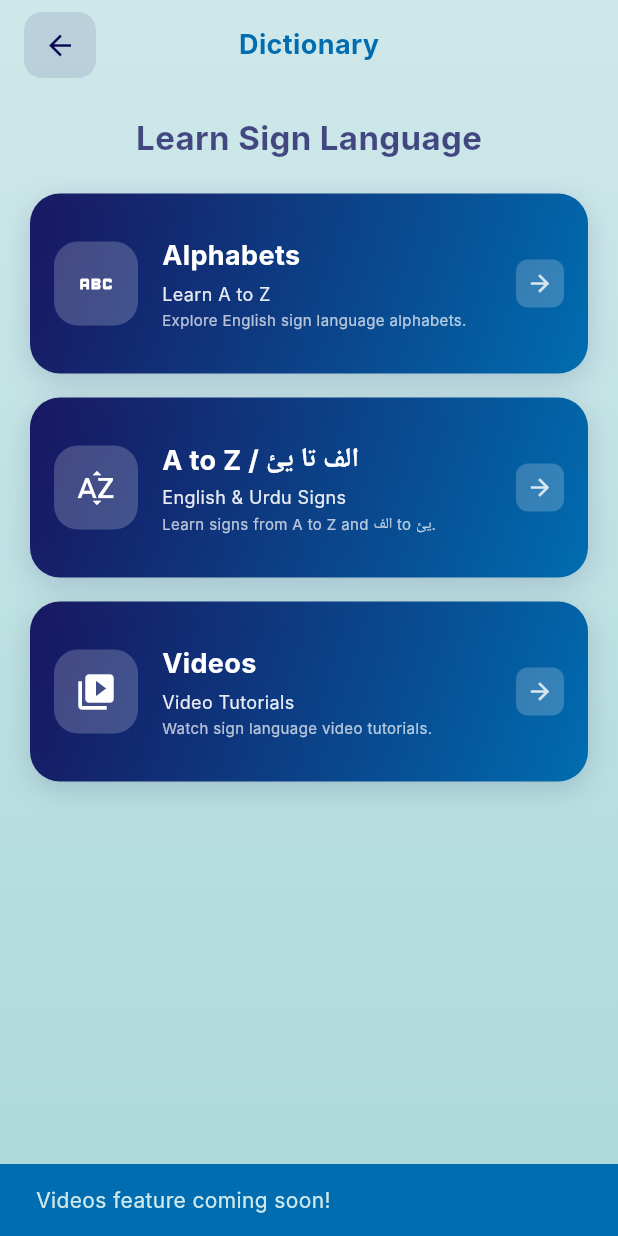
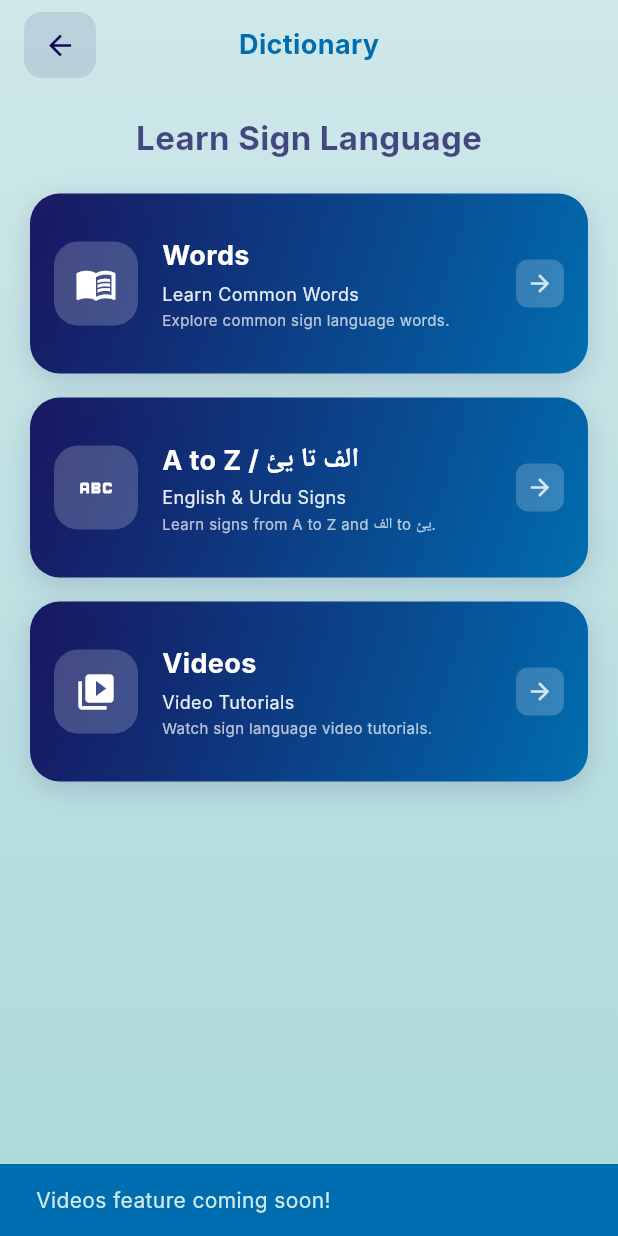
Before and after one commit to NisaBhatti/Sign-Speak-, a Flutter app: the DictionaryPage screen opened directly, after a tap on "Videos", on a phone screen of 412 x 824 dp. Run offline on Flutter 3.47's test engine with Material 3 defaults, Android fonts, the light colour scheme and no system bars; our stand-ins replace camera, cloud_firestore, firebase_auth, firebase_core, firebase_storage, google_sign_in and 1 more; accounts and stored records are empty; Roboto replaces fonts that are missing (Inter).

Commit message:
dictionary page 1st button alphabet change into words

```diff
--- a/lib/pages/dictionary.dart
+++ b/lib/pages/dictionary.dart
@@ -107,12 +107,12 @@ class _DictionaryPageState extends State<DictionaryPage> {
                     children: [
                       const SizedBox(height: 10),
 
-                      // 1. Alphabets Button
+                      // 1. Words Button (Changed from Alphabets)
                       _buildFeatureCard(
-                        title: 'Alphabets',
-                        subtitle: 'Learn A to Z',
-                        description: 'Explore English sign language alphabets.',
-                        icon: Icons.abc,
+                        title: 'Words',
+                        subtitle: 'Learn Common Words',
+                        description: 'Explore common sign language words.',
+                        icon: Icons.menu_book, // Changed icon to book
                         gradient: LinearGradient(
                           colors: [marineBlue.withValues(alpha: 0.9), lightBlue],
                           begin: Alignment.topLeft,
@@ -121,7 +121,7 @@ class _DictionaryPageState extends State<DictionaryPage> {
                         onTap: () {
                           ScaffoldMessenger.of(context).showSnackBar(
                             const SnackBar(
-                              content: Text('Alphabets feature coming soon!'),
+                              content: Text('Words feature coming soon!'),
                               backgroundColor: Color.fromARGB(255, 0, 109, 176),
                             ),
                           );
@@ -135,7 +135,7 @@ class _DictionaryPageState extends State<DictionaryPage> {
                         title: 'A to Z / الف تا یئ',
                         subtitle: 'English & Urdu Signs',
                         description: 'Learn signs from A to Z and الف to یئ.',
-                        icon: Icons.sort_by_alpha,
+                        icon: Icons.abc,
                         gradient: LinearGradient(
                           colors: [marineBlue.withValues(alpha: 0.9), lightBlue],
                           begin: Alignment.topLeft,
@@ -153,14 +153,14 @@ class _DictionaryPageState extends State<DictionaryPage> {
 
                       const SizedBox(height: 16),
 
-                      // 3. Videos Button (Now with same theme colors)
+                      // 3. Videos Button
                       _buildFeatureCard(
                         title: 'Videos',
                         subtitle: 'Video Tutorials',
                         description: 'Watch sign language video tutorials.',
                         icon: Icons.video_library,
                         gradient: LinearGradient(
-                          colors: [marineBlue.withValues(alpha: 0.9), lightBlue], // Changed to match theme
+                          colors: [marineBlue.withValues(alpha: 0.9), lightBlue],
                           begin: Alignment.topLeft,
                           end: Alignment.bottomRight,
                         ),
@@ -168,7 +168,7 @@ class _DictionaryPageState extends State<DictionaryPage> {
                           ScaffoldMessenger.of(context).showSnackBar(
                             const SnackBar(
                               content: Text('Videos feature coming soon!'),
-                              backgroundColor: Color.fromARGB(255, 0, 109, 176), // Changed to match theme
+                              backgroundColor: Color.fromARGB(255, 0, 109, 176),
                             ),
                           );
                         },
```
